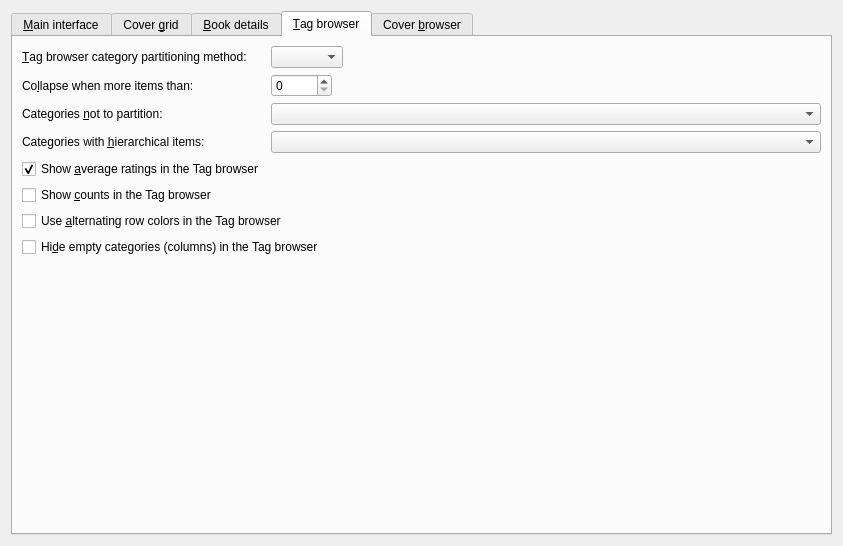
The window that src/calibre/gui2/preferences/look_feel.ui (kovidgoyal/calibre) describes before a commit, drawn with Qt 5.
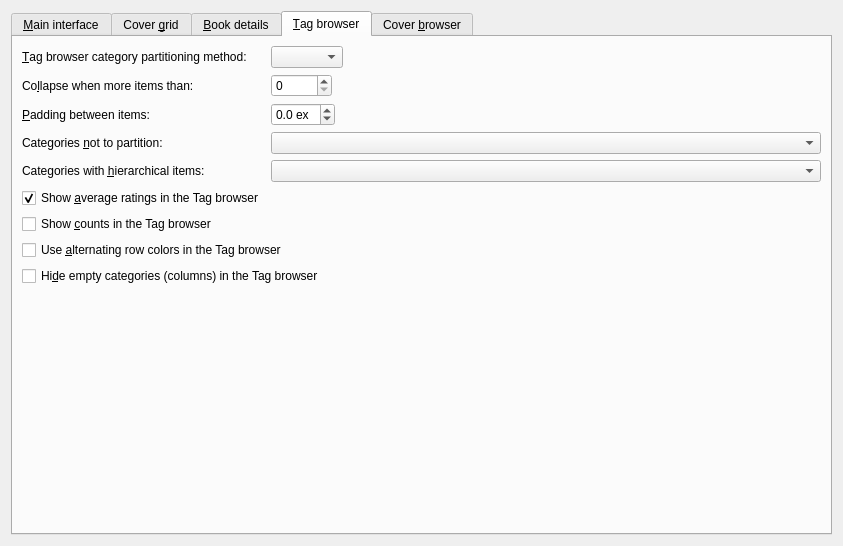
The same window after the commit. The open tabs and pages were chosen to show the change. Icons and pictures are not drawn. Custom widgets are drawn as their Qt base class.

Commit message:
Tag browser: Add an option to control the spacing between items
Also tighten the default spacing a little bit

What changed in the file:
```diff
--- a/src/calibre/gui2/preferences/look_feel.ui
+++ b/src/calibre/gui2/preferences/look_feel.ui
@@ -860,7 +860,7 @@
          </property>
         </widget>
        </item>
-       <item row="3" column="0">
+       <item row="5" column="0">
         <widget class="QLabel" name="label_8111">
          <property name="text">
           <string>Categories &amp;not to partition:</string>
@@ -870,7 +870,7 @@
          </property>
         </widget>
        </item>
-       <item row="3" column="1">
+       <item row="5" column="1">
         <widget class="EditWithComplete" name="opt_tag_browser_dont_collapse">
          <property name="sizePolicy">
           <sizepolicy hsizetype="Expanding" vsizetype="Fixed">
@@ -887,7 +887,7 @@
          </property>
         </widget>
        </item>
-       <item row="5" column="0">
+       <item row="7" column="0">
         <widget class="QLabel" name="label_81">
          <property name="text">
           <string>Categories with &amp;hierarchical items:</string>
@@ -897,7 +897,7 @@
          </property>
         </widget>
        </item>
-       <item row="5" column="1">
+       <item row="7" column="1">
         <widget class="EditWithComplete" name="opt_categories_using_hierarchy">
          <property name="sizePolicy">
           <sizepolicy hsizetype="Expanding" vsizetype="Fixed">
@@ -915,14 +915,14 @@
          </property>
         </widget>
        </item>
-       <item row="8" column="0" colspan="2">
+       <item row="10" column="0" colspan="2">
         <widget class="QCheckBox" name="opt_tag_browser_old_look">
          <property name="text">
           <string>Use &amp;alternating row colors in the Tag browser</string>
          </property>
         </widget>
        </item>
-       <item row="9" column="0" colspan="2">
+       <item row="11" column="0" colspan="2">
         <widget class="QCheckBox" name="opt_tag_browser_hide_empty_categories">
          <property name="toolTip">
           <string>When checked, calibre will automatically hide any category
@@ -956,7 +956,7 @@
          </property>
         </widget>
        </item>
-       <item row="6" column="0">
+       <item row="8" column="0">
         <widget class="QCheckBox" name="opt_show_avg_rating">
          <property name="text">
           <string>Show &amp;average ratings in the Tag browser</string>
@@ -966,7 +966,7 @@
          </property>
         </widget>
        </item>
-       <item row="7" column="0" colspan="2">
+       <item row="9" column="0" colspan="2">
         <widget class="QCheckBox" name="opt_tag_browser_show_counts">
          <property name="toolTip">
           <string>Show counts for items in the Tag browser. Such as the number of books
@@ -978,6 +978,38 @@
          </property>
         </widget>
        </item>
+       <item row="4" column="0">
+        <widget class="QLabel" name="label">
+         <property name="text">
+          <string>&amp;Padding between items:</string>
+         </property>
+         <property name="buddy">
+          <cstring>opt_tag_browser_item_padding</cstring>
+         </property>
+        </widget>
+       </item>
+       <item row="4" column="1">
+        <widget class="QDoubleSpinBox" name="opt_tag_browser_item_padding">
+         <property name="toolTip">
+          <string>The spacing between consecutive items in the Tag browser. In units of (ex) which is the approximate height of the letter 'x' in the currently used font. </string>
+         </property>
+         <property name="suffix">
+          <string> ex</string>
+         </property>
+         <property name="decimals">
+          <number>1</number>
+         </property>
+         <property name="minimum">
+          <double>-1.000000000000000</double>
+         </property>
+         <property name="maximum">
+          <double>2.000000000000000</double>
+         </property>
+         <property name="singleStep">
+          <double>0.100000000000000</double>
+         </property>
+        </widget>
+       </item>
       </layout>
      </widget>
      <widget class="QWidget" name="cover_browser_tab">
```
Left out of the diff: 4 changed lines with no effect on the pictures. The commit also changes 3 other files.
